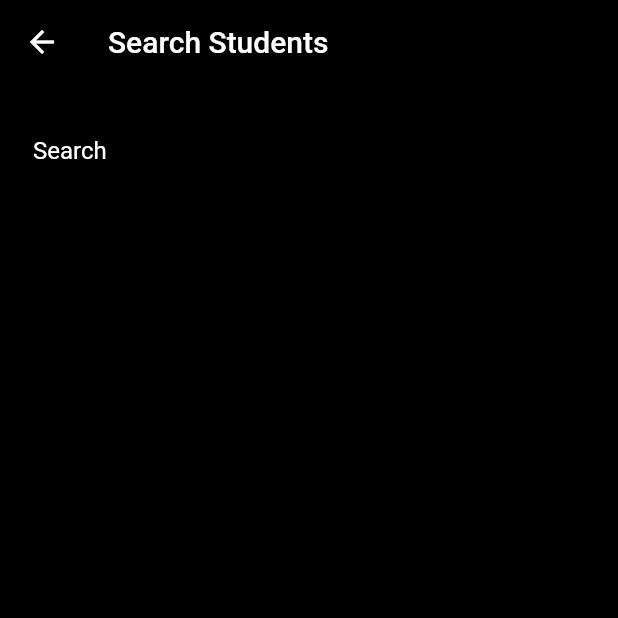
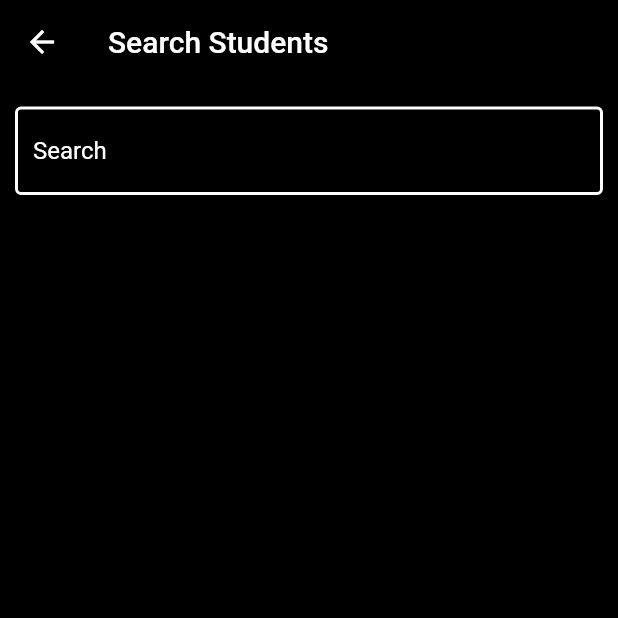
Before and after one commit to YethiJNair/Student-Database_StateManagment, a Flutter app: the screen it shows after launch, item 2 of the bottom bar chosen, after a tap on the "search" icon, on a phone screen of 412 x 824 dp, the top half of it. Run offline on Flutter 3.47's test engine with Material 2 defaults, Android fonts, the phone set to English and light mode, and no system bars; our stand-ins replace flutter_riverpod, hive_flutter, image_picker; accounts and stored records are empty.

Commit message:
third commit

```diff
--- a/lib/presentation/Add/add_students.dart
+++ b/lib/presentation/Add/add_students.dart
@@ -40,7 +40,8 @@ class AddStudentsWidget extends StatelessWidget {
                     MyTextField(
                       controller: nameController,
                       hint: 'Name',
-                        icon: Icons.abc_rounded),
+                      icon: Icons.abc_rounded,
+                    ),
                     const SizedBox(
                       height: 8,
                     ),
@@ -65,25 +66,37 @@ class AddStudentsWidget extends StatelessWidget {
                     const SizedBox(
                       height: 8,
                     ),
-                    ElevatedButton.icon(
+                    Row(
+                      mainAxisAlignment: MainAxisAlignment.spaceAround,
+                      children: [
+                        SizedBox(
+                          width: 100,
+                          child: ElevatedButton.icon(
                             onPressed: () {
                               getImage();
                             },
                             label: const Text('+'),
                             icon: const Icon(Icons.photo),
                             style: ButtonStyle(
-                        backgroundColor: MaterialStateProperty.all(Colors.grey),
+                              backgroundColor:
+                                  MaterialStateProperty.all(Colors.grey),
+                            ),
                           ),
                         ),
                         const SizedBox(
                           height: 8,
                         ),
-                    ElevatedButton.icon(
+                        SizedBox(
+                          width: 100,
+                          child: ElevatedButton.icon(
                             onPressed: () {
                               AddButton(context);
                             },
                             label: const Text('Add'),
                             icon: const Icon(Icons.add),
+                          ),
+                        ),
+                      ],
                     )
                   ],
                 ),
--- a/lib/presentation/Add/widgets/text_field.dart
+++ b/lib/presentation/Add/widgets/text_field.dart
@@ -12,10 +12,14 @@ class MyTextField extends StatelessWidget {
   @override
   Widget build(BuildContext context) {
     return TextField(
+      style: const TextStyle(color: Colors.white),
       controller: controller,
       decoration: InputDecoration(
-          prefixIcon: Icon(icon),
-          iconColor: Color.fromARGB(255, 255, 255, 255),
+          prefixIcon: Icon(
+            icon,
+            color: Colors.white,
+          ),
+
           focusedBorder: OutlineInputBorder(
             borderRadius: BorderRadius.circular(10),
             borderSide: const BorderSide(
--- a/lib/presentation/StudentList/students_nav.dart
+++ b/lib/presentation/StudentList/students_nav.dart
@@ -100,7 +100,7 @@ class StudentsNav extends StatelessWidget {
                         },
                         icon: const Icon(
                           Icons.edit,
-                          color: Colors.red,
+                          color: Color.fromARGB(255, 255, 255, 255),
                         ),
                       ),
                     ],
--- a/lib/presentation/home/home.dart
+++ b/lib/presentation/home/home.dart
@@ -15,18 +15,21 @@ class ScreenHome extends StatelessWidget {
   @override
   Widget build(BuildContext context) {
     return Consumer(builder: (context, ref, child) {
-          final value = ref.watch(pageprovider);
-      return
-      Scaffold(
+      final value = ref.watch(pageprovider);
+      return Scaffold(
         body: _pages[value],
         bottomNavigationBar: BottomNavigationBar(
+            selectedItemColor: Colors.white,
+            backgroundColor: Color.fromARGB(255, 202, 202, 202),
             currentIndex: value,
             onTap: (newindex) {
               ref.read(pageprovider.notifier).state = newindex;
             },
             items: const [
               BottomNavigationBarItem(
-                icon: Icon(Icons.home),
+                icon: Icon(
+                  Icons.home,
+                ),
                 label: 'home',
               ),
               BottomNavigationBarItem(
--- a/lib/presentation/search/search_students.dart
+++ b/lib/presentation/search/search_students.dart
@@ -41,8 +41,12 @@ class SearchScreen extends StatelessWidget {
                     Padding(
                         padding: const EdgeInsets.only(top: 5, bottom: 7),
                         child: TextField(
+                          style: TextStyle(color: Colors.white),
                           decoration: const InputDecoration(
-                              border: OutlineInputBorder(),
+                              enabledBorder: OutlineInputBorder(
+                                borderSide:
+                                    BorderSide(color: Colors.white, width: 2),
+                              ),
                               hintText: 'Search',
                               hintStyle: TextStyle(color: Colors.white)),
                           controller: _searchController,
```
Lines whose indentation alone changed are shown as unchanged.
